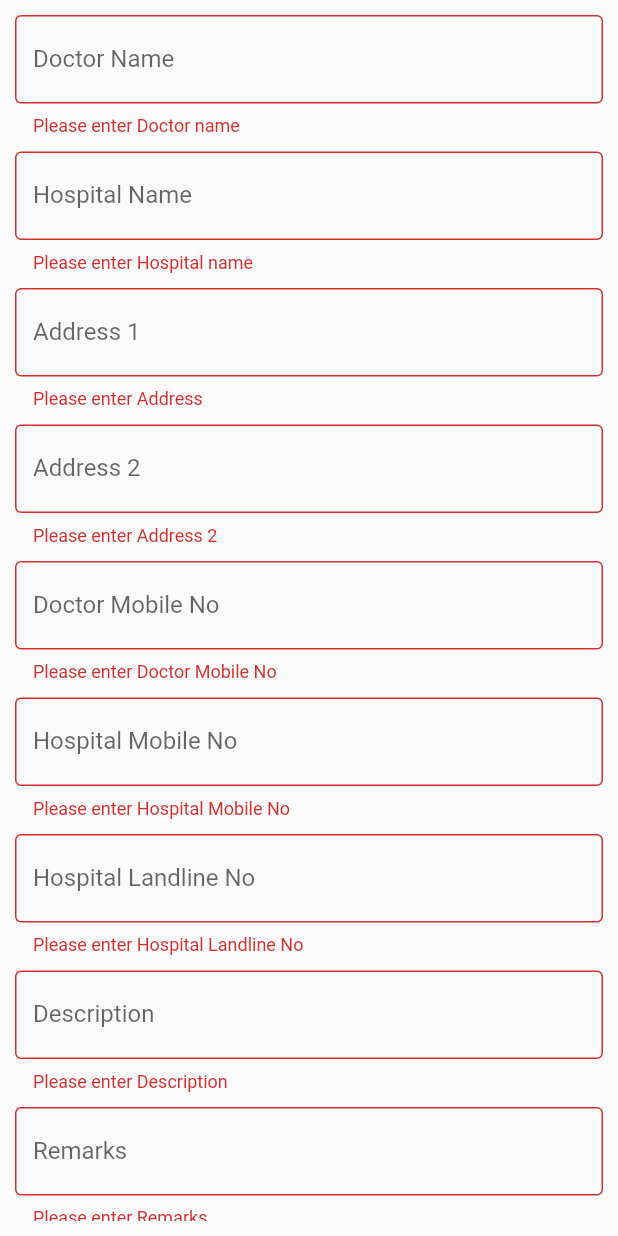
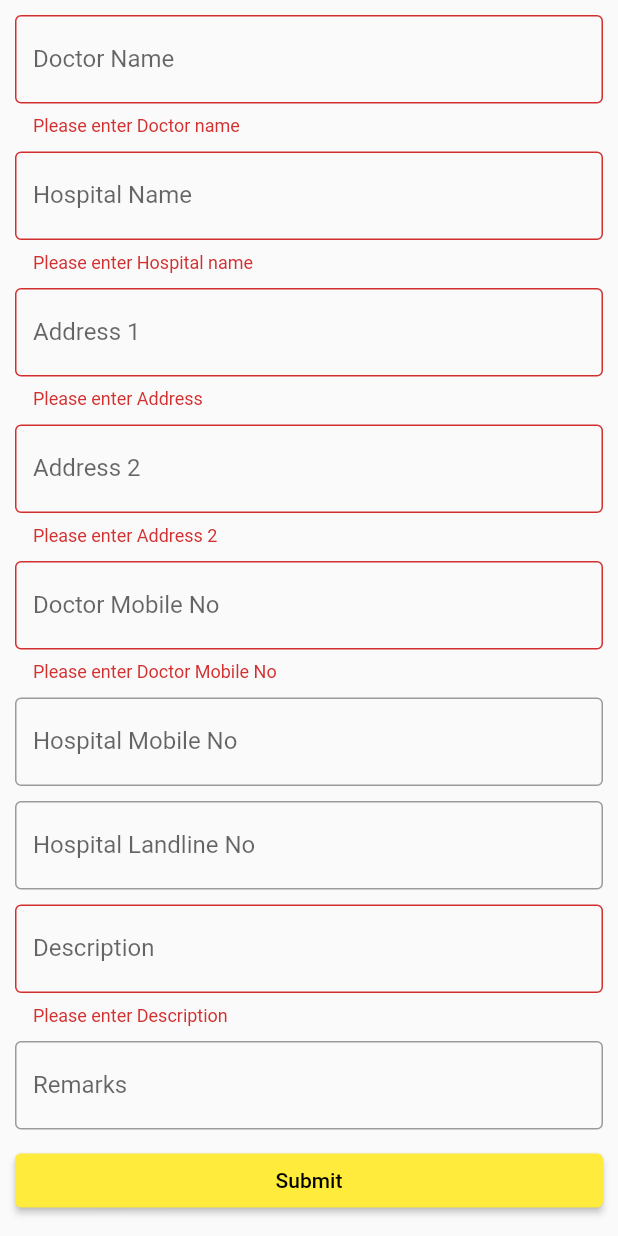
Before and after one commit to Sangeeth3195/drenquiry, a Flutter app: the TextFieldExample screen opened directly, after a tap on "Submit", on a phone screen of 412 x 824 dp. Run offline on Flutter 3.47's test engine with Material 2 defaults, Android fonts, the phone set to English and light mode, and no system bars; our stand-ins replace geolocator, shared_preferences; accounts and stored records are empty.

Commit message:
Small Changes added

```diff
--- a/lib/TextFieldExample.dart
+++ b/lib/TextFieldExample.dart
@@ -1,6 +1,7 @@
 import 'dart:convert';
 
 import 'package:flutter/material.dart';
+import 'package:flutter/services.dart';
 import 'package:geolocator/geolocator.dart';
 import 'package:shared_preferences/shared_preferences.dart';
 import 'package:http/http.dart' as http;
@@ -120,8 +121,8 @@ class _TextFieldExampleState extends State<TextFieldExample> {
       'HospitalName': _controller2.text,
       "Address1": _controller3.text,
       "Address2": _controller4.text,
-      "Latitude": _currentPosition!.latitude,
-      "Longitude": _currentPosition!.longitude,
+      "Latitude": _currentPosition!.latitude.toString(),
+      "Longitude": _currentPosition!.longitude.toString(),
       "DoctorMobileNo": _controller5.text,
       "HospitalMobileNo": _controller6.text,
       "HospitalLandLine": _controller7.text,
@@ -241,6 +242,7 @@ class _TextFieldExampleState extends State<TextFieldExample> {
                     return null;
                   },
                   controller: _controller5,
+                  keyboardType: TextInputType.number,
                   decoration: const InputDecoration(
                     border: OutlineInputBorder(),
                     labelText: 'Doctor Mobile No',
@@ -248,12 +250,14 @@ class _TextFieldExampleState extends State<TextFieldExample> {
                 ),
                 const SizedBox(height: 10.0),
                 TextFormField(
-                  validator: (value) {
+                  /*validator: (value) {
                     if (value!.isEmpty) {
                       return 'Please enter Hospital Mobile No';
                     }
                     return null;
-                  },
+                  },*/
+                  keyboardType: TextInputType.number,
+
                   controller: _controller6,
                   decoration: const InputDecoration(
                     border: OutlineInputBorder(),
@@ -262,13 +266,18 @@ class _TextFieldExampleState extends State<TextFieldExample> {
                 ),
                 const SizedBox(height: 10.0),
                 TextFormField(
-                  validator: (value) {
+                 /* validator: (value) {
                     if (value!.isEmpty) {
                       return 'Please enter Hospital Landline No';
                     }
                     return null;
-                  },
+                  },*/
                   controller: _controller6,
+                  inputFormatters: <TextInputFormatter>[
+                    FilteringTextInputFormatter.digitsOnly
+                  ],
+                  keyboardType: TextInputType.number,
+
                   decoration: const InputDecoration(
                     border: OutlineInputBorder(),
                     labelText: 'Hospital Landline No',
@@ -290,12 +299,12 @@ class _TextFieldExampleState extends State<TextFieldExample> {
                 ),
                 const SizedBox(height: 10.0),
                 TextFormField(
-                  validator: (value) {
+                  /*validator: (value) {
                     if (value!.isEmpty) {
                       return 'Please enter Remarks';
                     }
                     return null;
-                  },
+                  },*/
                   controller: _controller8,
                   decoration: const InputDecoration(
                     border: OutlineInputBorder(),
```
